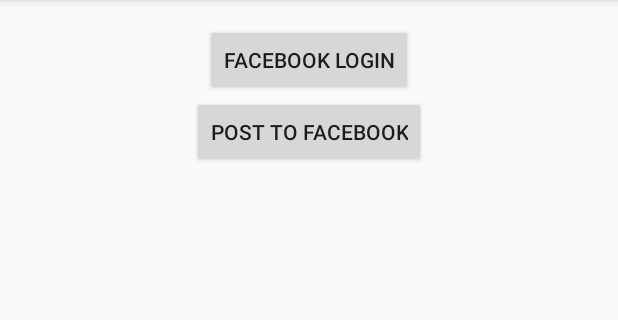
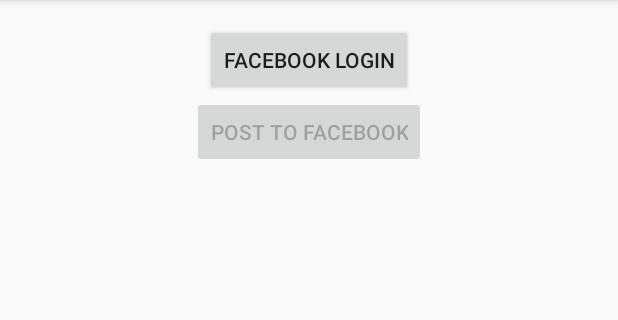
Before and after one commit to virusmanxx/android-fundamental, an Android app: the screen it shows after launch (MainActivity), on a phone screen of 412 x 824 dp, the part 84-404 px from its top. Run offline under Robolectric (Android 15) with nearby library versions, the phone set to English and light mode, and no system bars; libraries missing offline, so code that uses them is left out: com.facebook, com.facebook.model.

Commit message:
Added post facebook status

```diff
--- a/app/src/main/java/cpe/phaith/androidfundamental/MainActivity.java
+++ b/app/src/main/java/cpe/phaith/androidfundamental/MainActivity.java
@@ -11,14 +11,14 @@ import android.view.View;
 import android.widget.Button;
 import android.widget.Toast;
 
-import com.facebook.AppEventsLogger;
 import com.facebook.Request;
 import com.facebook.Response;
 import com.facebook.Session;
 import com.facebook.SessionState;
-import com.facebook.UiLifecycleHelper;
 import com.facebook.model.GraphUser;
-import com.facebook.widget.LoginButton;
+
+import java.util.Arrays;
+import java.util.List;
 
 
 public class MainActivity extends ActionBarActivity {
@@ -26,16 +26,19 @@ public class MainActivity extends ActionBarActivity {
     private Context context;
     private static final String TAG = MainActivity.class.getName();
     private Button loginButton;
+    private Button btnPost;
     private Session.StatusCallback callback = new Session.StatusCallback() {
         @Override
         public void call(Session session, SessionState state, Exception exception) {
             onSessionStateChange(session, state, exception);
         }
     };
+    private static final String PUBLISH_PERMISSION = "publish_actions";
+    private static final List<String> PERMISSIONS = Arrays.asList(PUBLISH_PERMISSION);
     private PendingAction pendingAction;
 
     enum PendingAction {
-        NONE, LOGGED_IN, LOGGED_OUT
+        NONE, LOGGED_IN, LOGGED_OUT, PUBLISH
     }
 
     @Override
@@ -47,14 +50,41 @@ public class MainActivity extends ActionBarActivity {
         pendingAction = PendingAction.NONE;
 
         loginButton = (Button) findViewById(R.id.login_button);
-        changeToLoginButton(loginButton);
+        btnPost = (Button) findViewById(R.id.btnPost);
+        btnPost.setOnClickListener(new View.OnClickListener() {
+            @Override
+            public void onClick(View v) {
+                final Session session = Session.getActiveSession();
+                if(session != null && session.isOpened()){
+                    if(!session.isPermissionGranted(PUBLISH_PERMISSION)) {
+                        pendingAction = PendingAction.PUBLISH;
+                        session.requestNewPublishPermissions(new Session.NewPermissionsRequest(MainActivity.this, PERMISSIONS));
+                    }else{
+                        postToWall(session);
+                    }
+
+                }
+            }
+        });
+        updateLogInUI();
 
 
     }
 
-    private void changeToLogoutButton(Button button) {
-        button.setText("Logout");
-        button.setOnClickListener(new View.OnClickListener() {
+    private void postToWall(Session session){
+        Request.newStatusUpdateRequest(session, "Hello World from tutorial app.", new Request.Callback() {
+            @Override
+            public void onCompleted(Response response) {
+                Log.d(TAG, response.toString());
+                Toast.makeText(context, "Message is published to wall", Toast.LENGTH_SHORT).show();
+            }
+        }).executeAsync();
+    }
+
+    private void updateLogOutUI() {
+        btnPost.setEnabled(true);
+        loginButton.setText("Logout");
+        loginButton.setOnClickListener(new View.OnClickListener() {
             @Override
             public void onClick(View v) {
                 pendingAction = PendingAction.LOGGED_OUT;
@@ -63,9 +93,10 @@ public class MainActivity extends ActionBarActivity {
         });
     }
 
-    private void changeToLoginButton(Button button) {
-        button.setText("Facebook Login");
-        button.setOnClickListener(new View.OnClickListener() {
+    private void updateLogInUI() {
+        btnPost.setEnabled(false);
+        loginButton.setText("Facebook Login");
+        loginButton.setOnClickListener(new View.OnClickListener() {
             @Override
             public void onClick(View v) {
                 pendingAction = PendingAction.LOGGED_IN;
@@ -74,7 +105,7 @@ public class MainActivity extends ActionBarActivity {
                     session.openForRead(new Session.OpenRequest(MainActivity.this)
                             .setCallback(callback));
                 } else {
-                    Session.openActiveSession(MainActivity.this, true, callback);
+                    Session.openActiveSession(MainActivity.this, true,  callback);
                 }
             }
         });
@@ -116,7 +147,7 @@ public class MainActivity extends ActionBarActivity {
             if (pendingAction == PendingAction.LOGGED_IN) {
                 pendingAction = PendingAction.NONE;
                 Log.i(TAG, "Logged in...");
-                changeToLogoutButton(loginButton);
+                updateLogOutUI();
                 Request.newMeRequest(session, new Request.GraphUserCallback() {
 
                     // callback after Graph API response with user object
@@ -125,11 +156,14 @@ public class MainActivity extends ActionBarActivity {
                         Toast.makeText(context, user.getName() + " is Logged in", Toast.LENGTH_SHORT).show();
                     }
                 }).executeAsync();
+            }else if (pendingAction == PendingAction.PUBLISH){
+                pendingAction = PendingAction.NONE;
+                postToWall(session);
             }
         } else if (state.isClosed()) {
             if (pendingAction == PendingAction.LOGGED_OUT) {
                 pendingAction = PendingAction.NONE;
-                changeToLoginButton(loginButton);
+                updateLogInUI();
             }
         }
     }
```
